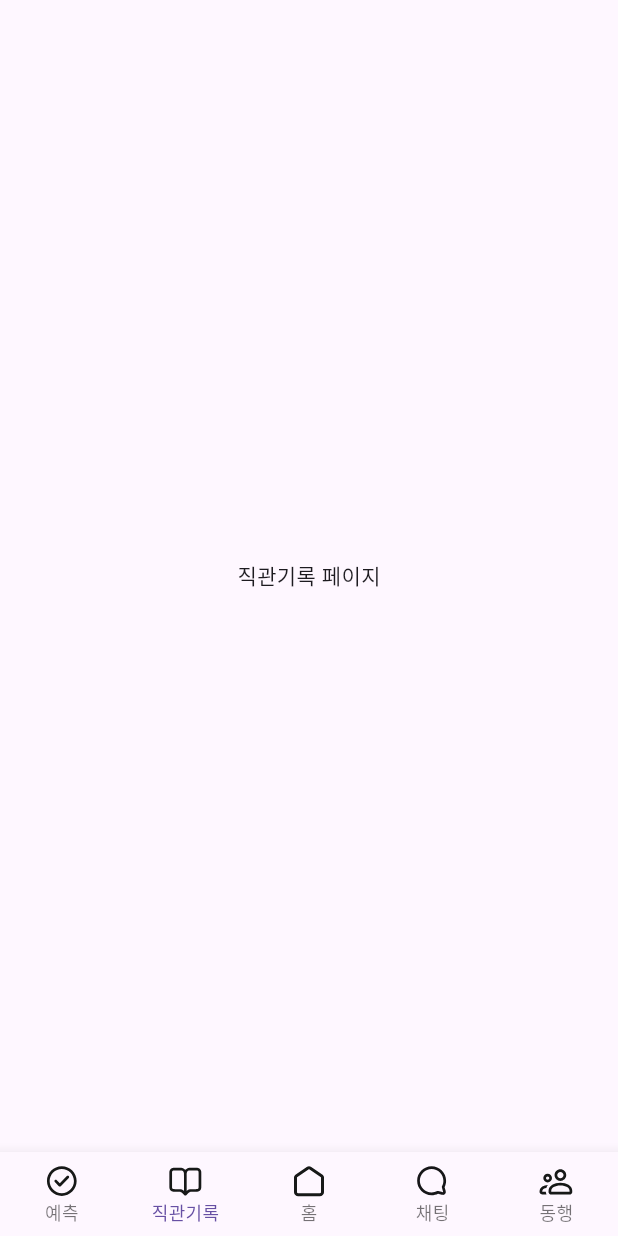
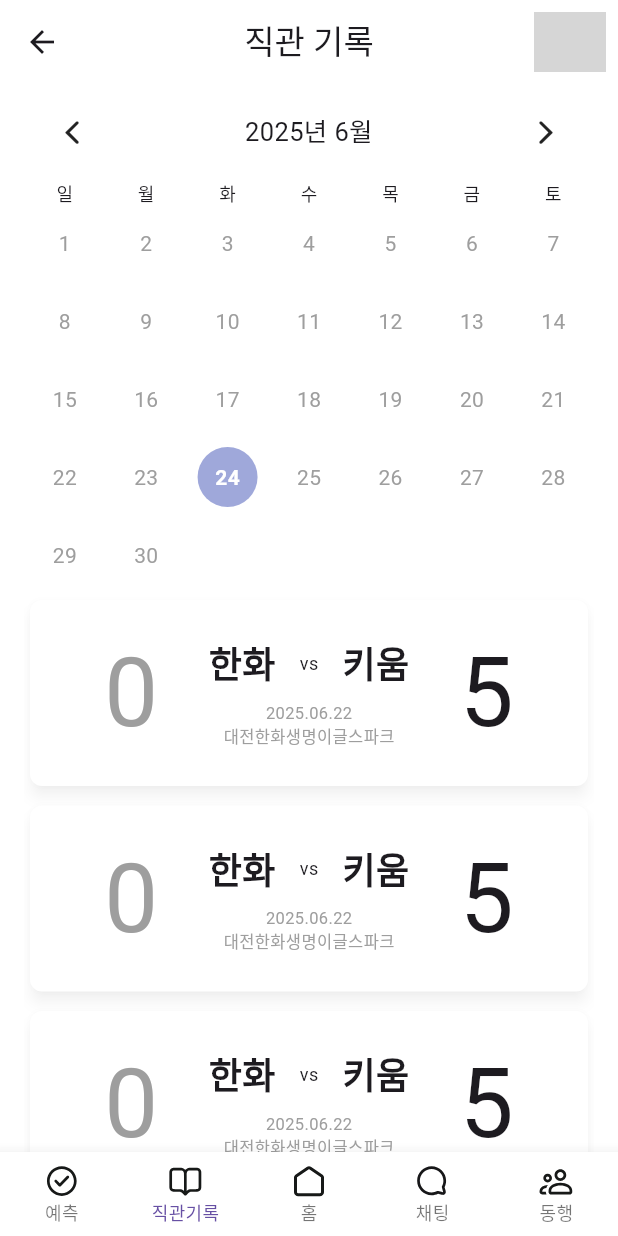
Before and after one commit to ballkkaye/frontend, a Flutter app: the MainHolder screen opened by its route, item 2 of the bottom bar chosen, on a phone screen of 412 x 824 dp. Run offline on Flutter 3.47's test engine with Material 3 defaults, Android fonts, the phone set to English and light mode, and no system bars; drawn by our look-alikes of table_calendar; our stand-ins replace dio, flutter_dotenv, flutter_riverpod, flutter_svg, validators; grey boxes are pictures that could not be loaded.

Commit message:
캘린더 + 목록 완성 - 목록만 스크롤 되는 상태

```diff
--- a/lib/_core/style/m_icon.dart
+++ b/lib/_core/style/m_icon.dart
@@ -13,7 +13,7 @@ class _Nav {
 }
 
 class _Top {
-  final Widget plus = SvgPicture.asset('assets/icons/nav_top_plus.svg');
+  final Widget plus = SvgPicture.asset('assets/icons/nav_top_plus_fix.svg');
   final Widget write = SvgPicture.asset('assets/icons/nav_top_write.svg');
 }
 
@@ -40,7 +40,8 @@ class _PredictionList {
   final Widget rain = SvgPicture.asset('assets/icons/page_prediction_list_rain.svg');
   final Widget ranking = SvgPicture.asset('assets/icons/page_prediction_list_ranking.svg');
   final Widget todayGame = SvgPicture.asset('assets/icons/page_prediction_list_today_game.svg');
-  final Widget userPrediction = SvgPicture.asset('assets/icons/page_prediction_list_user_prediction.svg');
+  final Widget userPrediction =
+      SvgPicture.asset('assets/icons/page_prediction_list_user_prediction.svg');
 }
 
 class _Rainout {
--- a/lib/ui/pages/holder/visit_record/list_page/visit_record_list_page.dart
+++ b/lib/ui/pages/holder/visit_record/list_page/visit_record_list_page.dart
@@ -1,14 +1,112 @@
+import 'package:ballkkaye_frontend/_core/style/m_icon.dart';
+import 'package:flutter/cupertino.dart';
 import 'package:flutter/material.dart';
+import 'package:table_calendar/table_calendar.dart';
 
 class VisitRecordListPage extends StatelessWidget {
   const VisitRecordListPage({super.key});
 
   @override
   Widget build(BuildContext context) {
-    return Center(
-      child: Container(
-        child: Text("직관기록 페이지"),
+    return Scaffold(
+      appBar: _appbar(),
+      body: Padding(
+        padding: const EdgeInsets.symmetric(horizontal: 16.0),
+        child: Column(
+          children: [
+            TableCalendar(
+              locale: 'ko_KR',
+              focusedDay: DateTime.now(),
+              firstDay: DateTime(2020, 3, 1),
+              lastDay: DateTime(DateTime.now().year + 1, 12, 31),
+              headerStyle: HeaderStyle(
+                titleCentered: true,
+                formatButtonVisible: false,
+                leftChevronIcon: Icon(CupertinoIcons.chevron_back),
+                rightChevronIcon: Icon(CupertinoIcons.chevron_forward),
+              ),
+              calendarStyle: CalendarStyle(
+                outsideDaysVisible: false,
+                defaultTextStyle: TextStyle(fontSize: 14, color: Colors.grey), // 평일 날짜 숫자
+                weekendTextStyle: TextStyle(fontSize: 14, color: Colors.grey), // 주말 날짜 숫자
+                todayTextStyle: TextStyle(
+                  fontWeight: FontWeight.bold,
+                  fontSize: 14,
+                  color: Colors.white,
+                ), // 오늘 날짜
+              ),
+              daysOfWeekStyle: DaysOfWeekStyle(
+                weekdayStyle: TextStyle(fontSize: 12), // 요일 스타일 조정
+                weekendStyle: TextStyle(fontSize: 12), // 주말 요일도 동일하게
+              ),
+            ),
+            Expanded(
+              child: ListView.separated(
+                separatorBuilder: (context, index) => SizedBox(height: 5),
+                itemCount: 5,
+                itemBuilder: (context, index) {
+                  return Card(
+                    elevation: 4,
+                    shadowColor: Colors.black26,
+                    shape: RoundedRectangleBorder(borderRadius: BorderRadius.circular(8)),
+                    child: Padding(
+                      padding: const EdgeInsets.all(16.0),
+                      child: Row(
+                        mainAxisAlignment: MainAxisAlignment.spaceEvenly,
+                        children: [
+                          Text("0", style: TextStyle(color: Colors.grey, fontSize: 64)),
+                          Column(
+                            children: [
+                              Row(
+                                children: [
+                                  Text(
+                                    "한화",
+                                    style: TextStyle(fontWeight: FontWeight.bold, fontSize: 24),
+                                  ),
+                                  SizedBox(width: 16),
+                                  Text("vs", style: TextStyle(fontSize: 12)),
+                                  SizedBox(width: 16),
+                                  Text(
+                                    "키움",
+                                    style: TextStyle(fontWeight: FontWeight.bold, fontSize: 24),
+                                  ),
+                                ],
+                              ),
+                              SizedBox(height: 8),
+                              Text(
+                                "2025.06.22",
+                                style: TextStyle(color: Colors.grey, fontSize: 11),
+                              ),
+                              Text(
+                                "대전한화생명이글스파크",
+                                style: TextStyle(color: Colors.grey, fontSize: 11),
+                              ),
+                            ],
+                          ),
+                          Text("5", style: TextStyle(fontSize: 64)),
+                        ],
+                      ),
+                    ),
+                  );
+                },
+              ),
+            ),
+          ],
+        ),
       ),
     );
   }
+
+  AppBar _appbar() {
+    return AppBar(
+      title: Text("직관 기록"), // TODO : 텍스트 스타일 수정
+      centerTitle: true,
+      actions: [
+        IconButton(
+          onPressed: () {}, // TODO : 버튼 이동 수정
+          icon: MIcon.nav.top.plus,
+        ),
+      ],
+    );
+  }
 }
--- a/pubspec.yaml
+++ b/pubspec.yaml
@@ -45,6 +45,7 @@ dependencies:
   google_fonts: ^6.2.1
   flutter_dotenv: ^5.2.1
   flutter_svg: ^2.2.0
+  table_calendar: ^3.2.0
 
 dev_dependencies:
   flutter_test:
```
Also changed, not shown: lib/_core/style/m_text.dart (+22 -18 lines), lib/_core/style/m_theme.dart (+12 -1 lines), lib/main.dart (+6 -1 lines), assets/icons/nav_top_plus.svg, assets/icons/nav_top_write.svg, assets/icons/page_user_match_dot_horizontal.svg, assets/icons/page_user_match_dot_vertical.svg, pubspec.lock.
